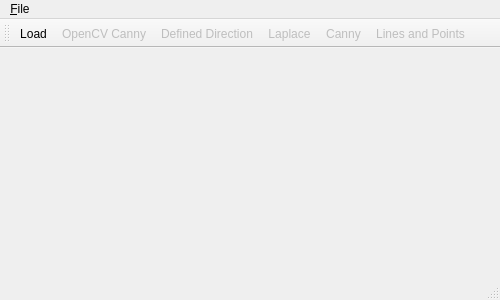
Qt form src/mainwindow.ui (buzzcz/ZVI) before a commit.
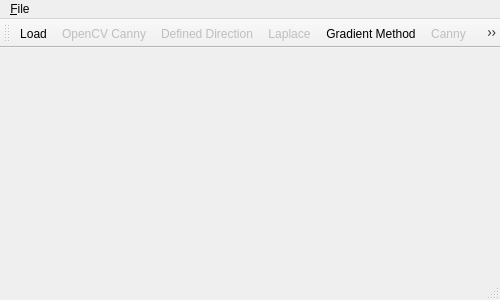
The same form after that commit.

What changed in the file:
```diff
--- a/src/mainwindow.ui
+++ b/src/mainwindow.ui
@@ -59,6 +59,7 @@
    <addaction name="actionOpenCVCanny"/>
    <addaction name="actionDefinedDirection"/>
    <addaction name="actionLaplace"/>
+   <addaction name="actionGradient_Method"/>
    <addaction name="actionCanny"/>
    <addaction name="actionLines_and_Points"/>
   </widget>
@@ -143,6 +144,14 @@
     <string>Line and Point detection</string>
    </property>
   </action>
+  <action name="actionGradient_Method">
+   <property name="text">
+    <string>Gradient Method</string>
+   </property>
+   <property name="toolTip">
+    <string>Detect edges using gradient method</string>
+   </property>
+  </action>
  </widget>
  <layoutdefault spacing="6" margin="11"/>
  <resources/>
```
Left out of the diff: 2 changed lines with no effect on the pictures.
